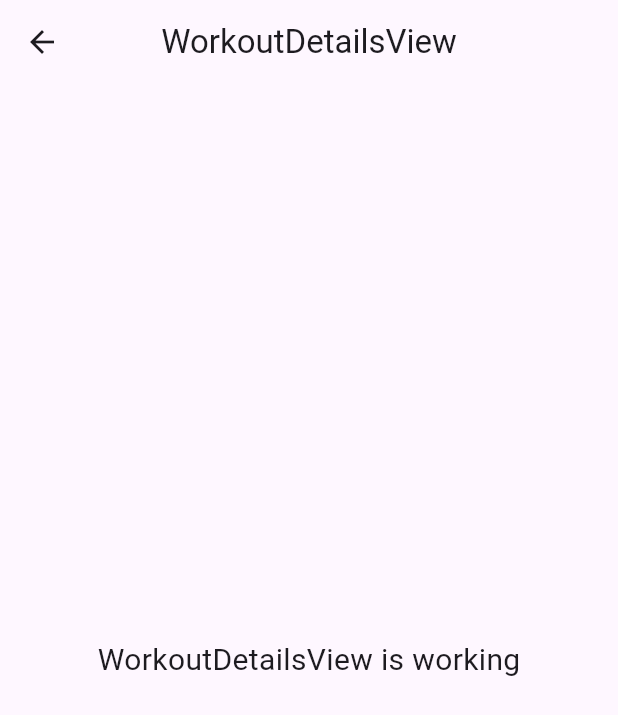
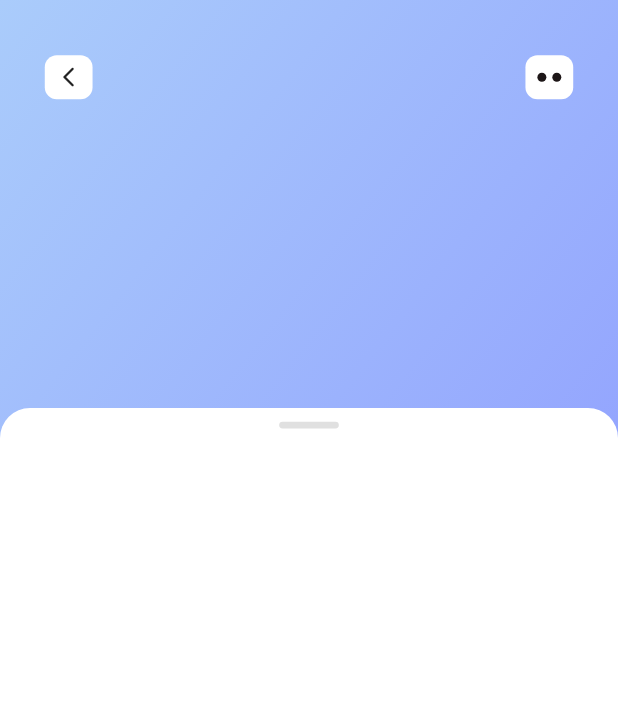
Before and after one commit to IqromAbadi/workout_tracker, a Flutter app: the WorkoutDetailsView screen opened by its route, on a phone screen of 412 x 824 dp. Shown: the top 715 px of the screen. Run offline on Flutter 3.47's test engine with Material 3 defaults, Android fonts, the light colour scheme and no system bars; our stand-ins replace flutter_screenutil, flutter_svg, get.

Commit message:
details work out

```diff
--- a/lib/app/modules/workout_details/views/workout_details_view.dart
+++ b/lib/app/modules/workout_details/views/workout_details_view.dart
@@ -1,4 +1,5 @@
 import 'package:flutter/material.dart';
+import 'package:flutter_screenutil/flutter_screenutil.dart';
 
 import 'package:get/get.dart';
 
@@ -9,15 +10,126 @@ class WorkoutDetailsView extends GetView<WorkoutDetailsController> {
   @override
   Widget build(BuildContext context) {
     return Scaffold(
-      appBar: AppBar(
-        title: const Text('WorkoutDetailsView'),
-        centerTitle: true,
-      ),
-      body: const Center(
-        child: Text(
-          'WorkoutDetailsView is working',
-          style: TextStyle(fontSize: 20),
-        ),
+      body: Stack(
+        children: [
+          Container(
+            height: 350.h,
+            width: double.infinity,
+            decoration: const BoxDecoration(
+              gradient: LinearGradient(
+                begin: Alignment.topLeft,
+                end: Alignment.bottomRight,
+                colors: [
+                  Color(0xFFAACCFB),
+                  Color(0xff93A4FE),
+                ],
+              ),
+            ),
+            child: Padding(
+              padding: EdgeInsets.symmetric(horizontal: 30.w, vertical: 40.h),
+              child: Column(
+                children: [
+                  Row(
+                    crossAxisAlignment: CrossAxisAlignment.start,
+                    mainAxisAlignment: MainAxisAlignment.spaceBetween,
+                    children: [
+                      Container(
+                        width: 32.w,
+                        height: 32.h,
+                        decoration: BoxDecoration(
+                          color: Colors.white,
+                          borderRadius: BorderRadius.circular(8),
+                        ),
+                        child: Center(
+                          child: GestureDetector(
+                            onTap: () {
+                              Get.back();
+                            },
+                            child: Icon(
+                              Icons.arrow_back_ios_new_rounded,
+                              size: 16.sp,
+                            ),
+                          ),
+                        ),
+                      ),
+                      Container(
+                        width: 32.w,
+                        height: 32.h,
+                        decoration: BoxDecoration(
+                          color: Colors.white,
+                          borderRadius: BorderRadius.circular(8),
+                        ),
+                        child: Center(
+                          child: Padding(
+                            padding: EdgeInsets.symmetric(
+                                horizontal: 8.w, vertical: 5.h),
+                            child: Row(
+                              mainAxisAlignment: MainAxisAlignment.spaceBetween,
+                              children: [
+                                Container(
+                                  width: 6.w,
+                                  decoration: const BoxDecoration(
+                                    color: Color(0xff1D1617),
+                                    shape: BoxShape.circle,
+                                  ),
+                                ),
+                                Container(
+                                  width: 6.w,
+                                  decoration: const BoxDecoration(
+                                    color: Color(0xff1D1617),
+                                    shape: BoxShape.circle,
+                                  ),
+                                ),
+                              ],
+                            ),
+                          ),
+                        ),
+                      ),
+                    ],
+                  ),
+                ],
+              ),
+            ),
+          ),
+          DraggableScrollableSheet(
+            initialChildSize: 0.67,
+            minChildSize: 0.6,
+            maxChildSize: 1.0,
+            builder: (BuildContext context, ScrollController scrollController) {
+              return Container(
+                width: double.infinity,
+                decoration: const BoxDecoration(
+                  color: Colors.white,
+                  borderRadius: BorderRadius.vertical(
+                    top: Radius.circular(20),
+                  ),
+                ),
+                child: SingleChildScrollView(
+                  child: Padding(
+                    padding: const EdgeInsets.symmetric(horizontal: 20),
+                    child: Column(
+                      crossAxisAlignment: CrossAxisAlignment.start,
+                      children: [
+                        Center(
+                          child: Container(
+                            height: 5.h,
+                            width: 40.w,
+                            margin: EdgeInsets.symmetric(vertical: 10.h),
+                            decoration: BoxDecoration(
+                              color: Colors.grey[300],
+                              borderRadius: BorderRadius.circular(10),
+                            ),
+                          ),
+                        ),
+                        SizedBox(height: 25.h),
+                      ],
+                    ),
+                  ),
+                ),
+              );
+            },
+          ),
+        ],
       ),
     );
   }
--- a/lib/app/modules/workout_tracker/views/workout_tracker_view.dart
+++ b/lib/app/modules/workout_tracker/views/workout_tracker_view.dart
@@ -3,6 +3,7 @@ import 'package:flutter/material.dart';
 import 'package:flutter_screenutil/flutter_screenutil.dart';
 import 'package:flutter_svg/flutter_svg.dart';
 import 'package:get/get.dart';
+import 'package:workout_tracker/app/modules/workout_details/views/workout_details_view.dart';
 
 import '../controllers/workout_tracker_controller.dart';
 
@@ -349,7 +350,12 @@ class WorkoutTrackerView extends GetView<WorkoutTrackerController> {
                               itemCount: controller.trainsList.length,
                               itemBuilder: (context, index) {
                                 var train = controller.trainsList[index];
-                                return Container(
+                                return GestureDetector(
+                                  onTap: () {
+                                    Get.to(() => const WorkoutDetailsView(),
+                                        arguments: train);
+                                  },
+                                  child: Container(
                                     width: double.infinity,
                                     height: 132.h,
                                     margin: EdgeInsets.only(bottom: 15.h),
@@ -367,8 +373,7 @@ class WorkoutTrackerView extends GetView<WorkoutTrackerController> {
                                       ),
                                     ),
                                     child: Padding(
-                                    padding: EdgeInsets.symmetric(
-                                        horizontal: 20.w, vertical: 10.h),
+                                      padding: EdgeInsets.only(left: 20),
                                       child: Row(
                                         mainAxisAlignment:
                                             MainAxisAlignment.spaceBetween,
@@ -380,17 +385,17 @@ class WorkoutTrackerView extends GetView<WorkoutTrackerController> {
                                                 MainAxisAlignment.center,
                                             children: [
                                               Text(
-                                              train.title, // Judul workout
+                                                train.title,
                                                 style: TextStyle(
                                                   fontSize: 14.sp,
                                                 ),
                                               ),
                                               Text(
-                                              train
-                                                  .subtitle, // Subtitle (jumlah latihan dan waktu)
+                                                train.subtitle,
                                                 style: TextStyle(
                                                   fontSize: 12.sp,
-                                                color: const Color(0xff7B6F72),
+                                                  color:
+                                                      const Color(0xff7B6F72),
                                                 ),
                                               ),
                                               SizedBox(height: 15.h),
@@ -400,43 +405,41 @@ class WorkoutTrackerView extends GetView<WorkoutTrackerController> {
                                                 decoration: BoxDecoration(
                                                   color: Colors.white,
                                                   borderRadius:
-                                                    BorderRadius.circular(50.r),
+                                                      BorderRadius.circular(
+                                                          50.r),
                                                 ),
                                                 child: Center(
                                                   child: Text(
                                                     "View more",
                                                     style: TextStyle(
                                                       fontSize: 10.sp,
-                                                    color:
-                                                        const Color(0xff9DCEFF),
+                                                      color: const Color(
+                                                          0xff9DCEFF),
                                                     ),
                                                   ),
                                                 ),
                                               ),
                                             ],
                                           ),
-                                        Stack(
-                                          alignment: Alignment.center,
-                                          children: [
-                                            Container(
+                                          Padding(
+                                            padding: EdgeInsets.only(right: 20),
+                                            child: Container(
                                               width: 92.w,
                                               height: 92.h,
                                               decoration: const BoxDecoration(
                                                 color: Colors.white,
                                                 shape: BoxShape.circle,
                                               ),
+                                              child: Center(
+                                                child: SvgPicture.asset(
+                                                  train.imageUrl,
+                                                  height: 200,
                                                 ),
-                                            Center(
-                                              child: SvgPicture.asset(
-                                                train
-                                                    .imageUrl, // Gambar SVG workout
-                                                width: 75.w,
-                                                height: 110.h,
+                                              ),
                                             ),
                                           ),
                                         ],
                                       ),
-                                      ],
                                     ),
                                   ),
                                 );
```
Also changed, not shown: assets/icons/favorite.svg (added). Lines whose indentation alone changed are shown as unchanged.
